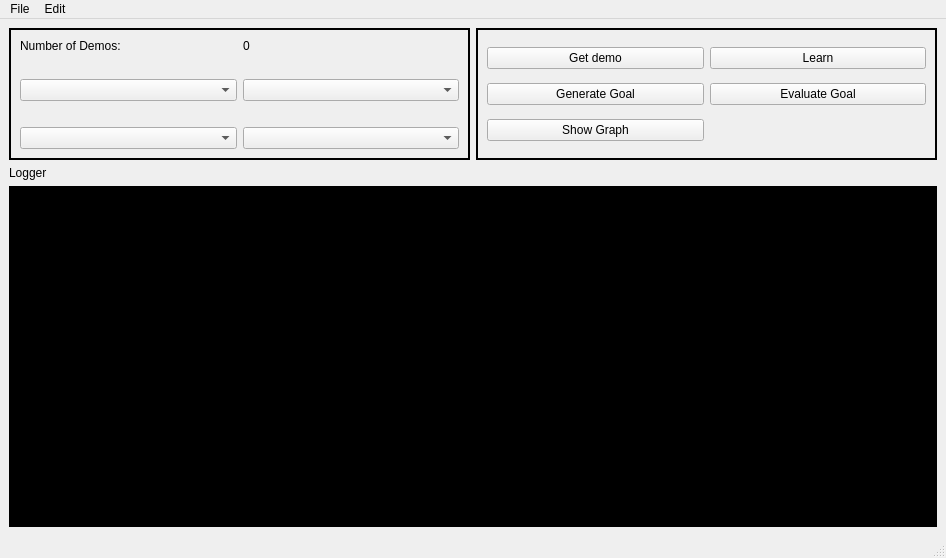
Qt form srp_md/src/srp_md/ui/pyqt_format.ui (fnivek/srp_md) before a commit.
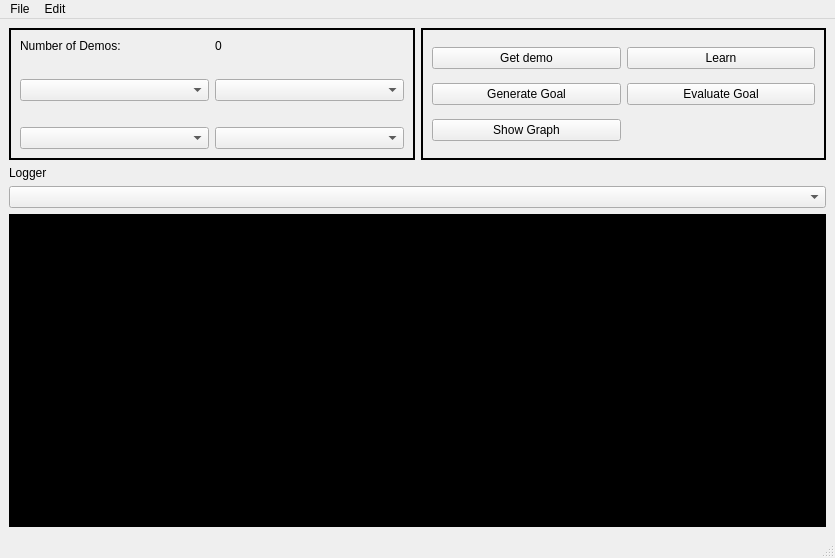
The same form after that commit.

Commit message:
LOG: Add UI and code for choosing debugger level in GUI version
Added dropdown menu to GUI. Can select debugger level and it will not affect the other two forms of logging.
Still need to add additional dropdowns for other two debuggers.

Patch:
```diff
--- a/srp_md/src/srp_md/ui/pyqt_format.ui
+++ b/srp_md/src/srp_md/ui/pyqt_format.ui
@@ -6,7 +6,7 @@
    <rect>
     <x>0</x>
     <y>0</y>
-    <width>946</width>
+    <width>835</width>
     <height>558</height>
    </rect>
   </property>
@@ -153,7 +153,7 @@
      </widget>
     </item>
     <item row="1" column="0" colspan="2">
-     <layout class="QVBoxLayout" name="loggerLayout" stretch="0,0">
+     <layout class="QVBoxLayout" name="loggerLayout" stretch="0,0,0">
       <item>
        <widget class="QLabel" name="loggerLabel">
         <property name="text">
@@ -161,6 +161,9 @@
         </property>
        </widget>
       </item>
+      <item>
+       <widget class="QComboBox" name="guiLogFormatComboBox"/>
+      </item>
       <item>
        <widget class="QTextEdit" name="loggerText">
         <property name="readOnly">
@@ -177,8 +180,8 @@
     <rect>
      <x>0</x>
      <y>0</y>
-     <width>946</width>
-     <height>39</height>
+     <width>835</width>
+     <height>28</height>
     </rect>
    </property>
    <widget class="QMenu" name="menuFile">
```
Left out of the diff: 2 changed lines with no effect on the pictures. The commit also changes 3 other files.
